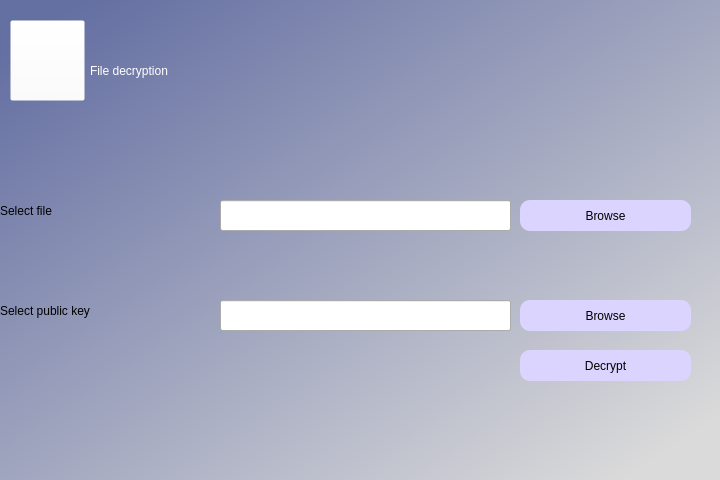
Old version of the form decryptionWindow.ui in the repository ulxori00/cyber.
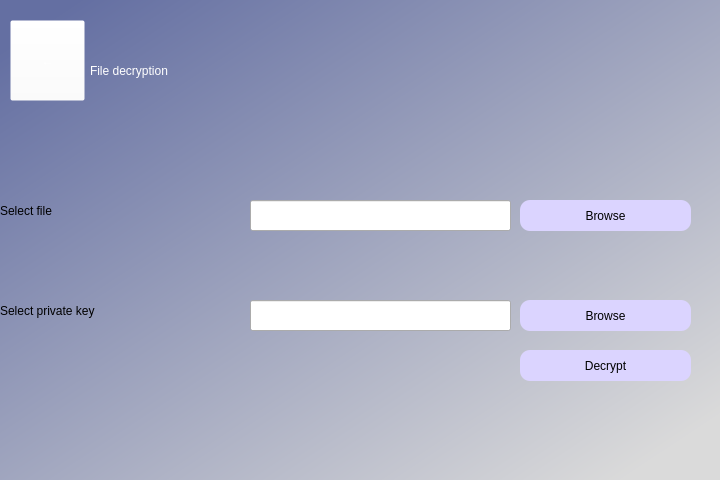
New version of the form.

Patch:
```diff
--- a/decryptionWindow.ui
+++ b/decryptionWindow.ui
@@ -65,7 +65,7 @@
      <rect>
       <x>0</x>
       <y>270</y>
-      <width>241</width>
+      <width>231</width>
       <height>81</height>
      </rect>
     </property>
@@ -74,7 +74,7 @@
 font: 22pt &quot;MS Shell Dlg 2&quot;;</string>
     </property>
     <property name="text">
-     <string>Select public key</string>
+     <string>Select private key</string>
     </property>
    </widget>
    <widget class="QPushButton" name="file_button">
@@ -116,9 +116,9 @@
    <widget class="QLineEdit" name="key_line">
     <property name="geometry">
      <rect>
-      <x>220</x>
+      <x>250</x>
       <y>300</y>
-      <width>291</width>
+      <width>261</width>
       <height>31</height>
      </rect>
     </property>
@@ -126,9 +126,9 @@
    <widget class="QLineEdit" name="file_line">
     <property name="geometry">
      <rect>
-      <x>220</x>
+      <x>250</x>
       <y>200</y>
-      <width>291</width>
+      <width>261</width>
       <height>31</height>
      </rect>
     </property>
```
